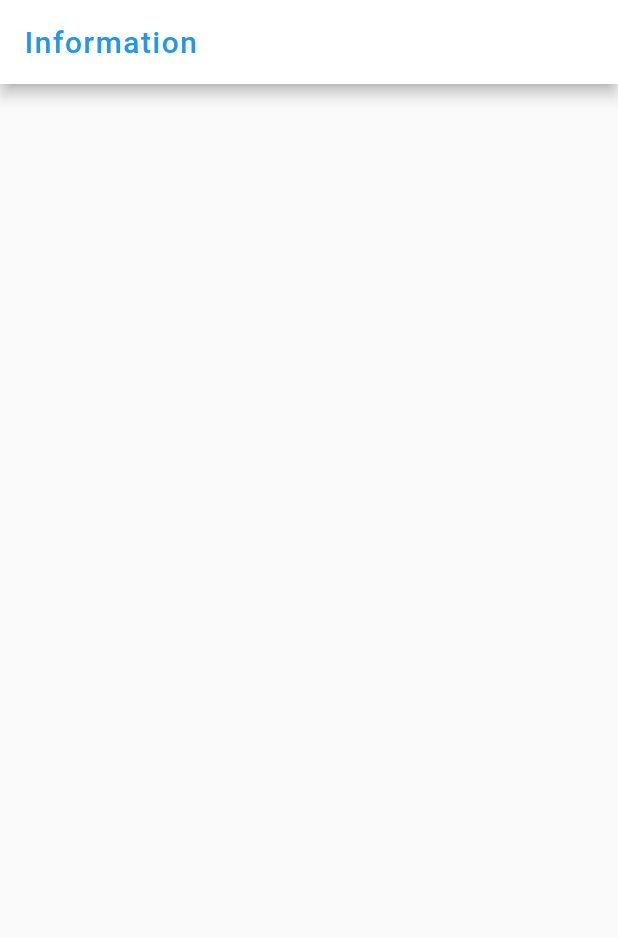
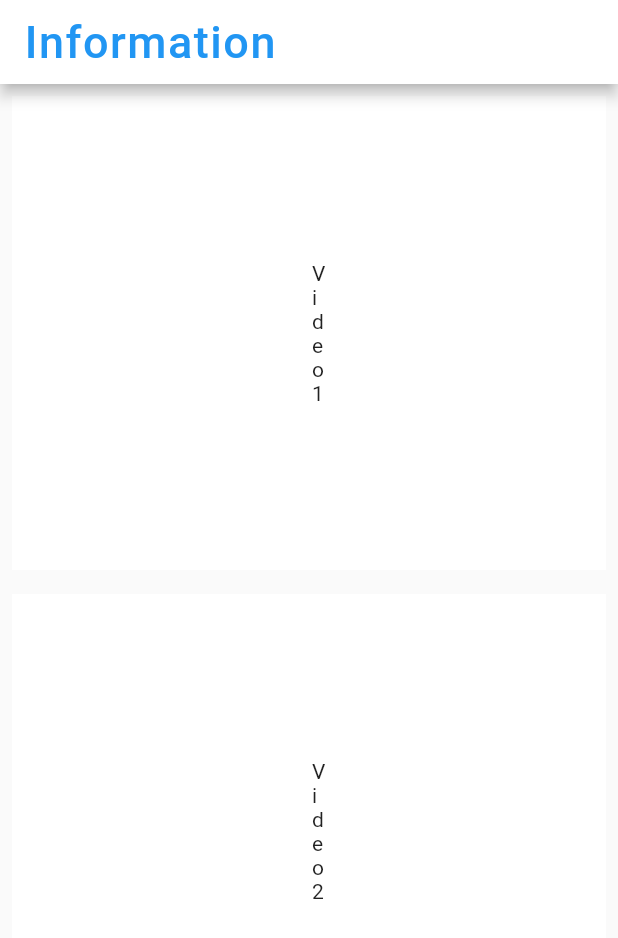
Before and after one commit to Snickledap/EcotoneApp, a Flutter app: the Testing screen opened directly, on a phone screen of 412 x 824 dp. Shown: the top 938 px of the screen. Run offline on Flutter 3.47's test engine with Material 2 defaults, Android fonts, the phone set to English and light mode, and no system bars.

Commit message:
Added areas for the video

```diff
--- a/lib/Testing.dart
+++ b/lib/Testing.dart
@@ -33,11 +33,50 @@ class TestingState extends State<Testing> {
           "Information",
           style : TextStyle(
             color: Colors.blue,
-            fontSize: 20.0,
+            fontSize: 30.0,
             letterSpacing: 1.0,
           )
         ),
       ),
+     body: Column(
+       mainAxisAlignment: MainAxisAlignment.spaceEvenly,
+       crossAxisAlignment: CrossAxisAlignment.start,
+       children: <Widget>[
+         Center(
+           child: Padding(
+             padding: const EdgeInsets.all(8.0),
+             child: Container(
+               padding: EdgeInsets.fromLTRB(200,110,200,110),
+               color: Colors.white,
+               child: Text("Video 1"),
+             ),
+           ),
+         ),
+         Center(
+           child: Padding(
+             padding: const EdgeInsets.all(8.0),
+             child: Container(
+               padding: EdgeInsets.fromLTRB(200,110,200,110),
+               color: Colors.white,
+               child: Text("Video 2"),
+             ),
+           ),
+         ),
+         Center(
+           child: Padding(
+             padding: const EdgeInsets.all(8.0),
+             child: Container(
+               padding: EdgeInsets.fromLTRB(200,110,200,110),
+               color: Colors.white,
+               child: Text("Video 3"),
+             ),
+           ),
+         )
+
+       ]
+
+     )
+
      //bottomNavigationBar: NavBar(),
 
     );
```
